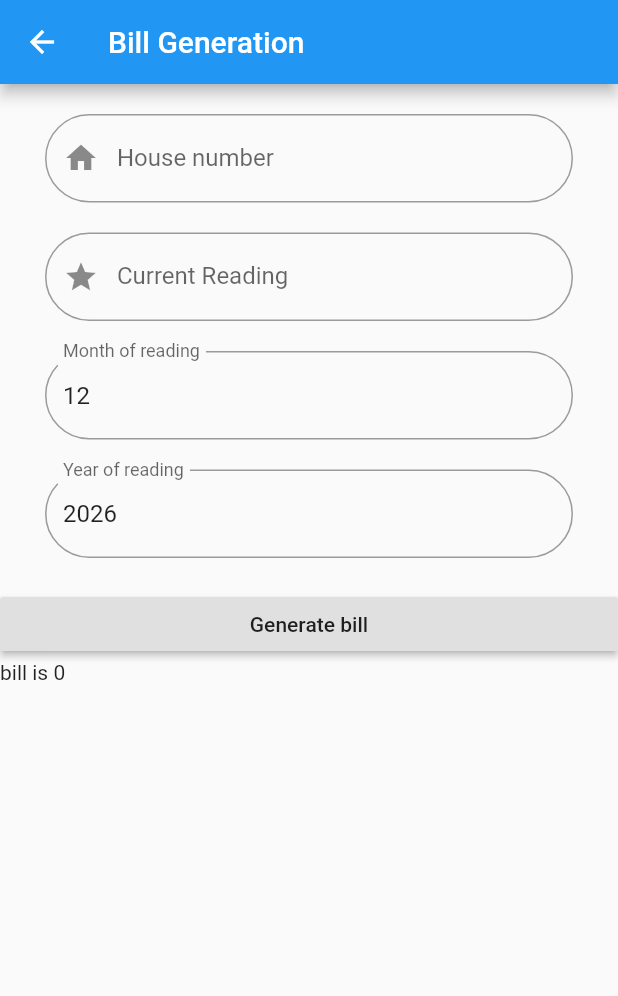
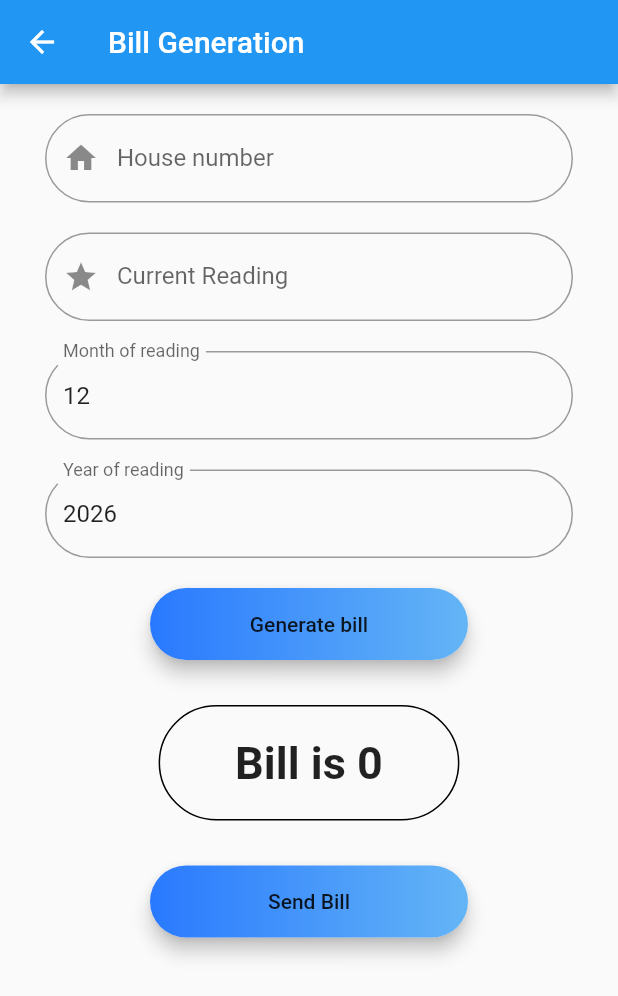
Before and after one commit to rakshanaj/Water-Bill-Generator, a Flutter app: the BillGeneration screen opened by its route, after a tap on "Generate bill", on a phone screen of 412 x 824 dp. Shown: the top 996 px of the screen. Run offline on Flutter 3.47's test engine with Material 2 defaults, Android fonts, the phone set to English and light mode, and no system bars; our stand-ins replace cloud_firestore, share; accounts and stored records are empty.

Commit message:
tables not done- but whatsapp share doneee

```diff
--- a/lib/bill_generation.dart
+++ b/lib/bill_generation.dart
@@ -1,16 +1,16 @@
 import 'package:cloud_firestore/cloud_firestore.dart';
 import 'package:flutter/material.dart';
+import 'package:share/share.dart';
 
 class BillGeneration extends StatefulWidget {
   @override
   _BillGenerationState createState() => _BillGenerationState();
 }
 
+class _BillGenerationState extends State<BillGeneration> {
+  final Firestore _firestore = Firestore.instance;
+  String house, text;
 
-class _BillGenerationState extends State<BillGeneration> {
-
-  final Firestore _firestore = Firestore.instance;
-  String house;
   int currentReading, previousReading;
   String monthOfReading = '${DateTime
       .now()
@@ -37,20 +37,17 @@ class _BillGenerationState extends State<BillGeneration> {
         .now()
         .year}';
 
-
   //this function adds current reading to db and retrieves phone number
 
   void _generateBill(String house, int currentReading, String monthOfReading,
-      int previousReadingMonth,
-      String yearOfReading) async {
+      int previousReadingMonth, String yearOfReading) async {
     //this if statement makes sure that the previous reading is in the previous month even when years change
     if (previousReadingMonth == 0) {
       setState(() {
         previousReadingMonth = 12;
         previousReadingYear = currentYear - 1;
       });
-    }
-    else {
+    } else {
       setState(() {
         previousReadingMonth = int.parse(monthOfReading) - 1;
         previousReadingYear = int.parse(yearOfReading);
@@ -59,7 +56,6 @@ class _BillGenerationState extends State<BillGeneration> {
 
     print(
         'prevYear is $previousReadingYear and prevMonth is $previousReadingMonth');
-
 
 //    print(
 //        ' for $house, currReading is $currentReading, for month $monthOfReading, and year $yearOfReading');
@@ -71,9 +67,12 @@ class _BillGenerationState extends State<BillGeneration> {
       previousReading = 0;
     });
 
-    if (house != null && currentReading != null && monthOfReading != null &&
+    if (house != null &&
+        currentReading != null &&
+        monthOfReading != null &&
         yearOfReading != null) {
-      await _firestore.collection('readings')
+      await _firestore
+          .collection('readings')
           .document('$yearOfReading')
           .collection('$monthOfReading')
           .document(house)
@@ -89,11 +88,12 @@ class _BillGenerationState extends State<BillGeneration> {
 
       //retrieving previous reading from db
 
-
-      await _firestore.collection('readings')
+      await _firestore
+          .collection('readings')
           .document('$previousReadingYear')
           .collection('$previousReadingMonth')
-          .getDocuments().then((QuerySnapshot snapshot) {
+          .getDocuments()
+          .then((QuerySnapshot snapshot) {
         snapshot.documents.forEach((f) {
           if (f.data['house'] == house) {
             previousReading = f.data['current'];
@@ -113,7 +113,8 @@ class _BillGenerationState extends State<BillGeneration> {
         bill = currentReading - previousReading;
       });
 
-      await _firestore.collection('readings')
+      await _firestore
+          .collection('readings')
           .document('$yearOfReading')
           .collection('$monthOfReading')
           .document(house)
@@ -174,7 +175,6 @@ class _BillGenerationState extends State<BillGeneration> {
                 ),
               ),
             ),
-
             Container(
               margin: EdgeInsets.fromLTRB(30, 20, 30, 0),
               child: TextField(
@@ -192,7 +192,6 @@ class _BillGenerationState extends State<BillGeneration> {
                 ),
               ),
             ),
-
             Container(
               margin: EdgeInsets.fromLTRB(30, 20, 30, 0),
               child: TextField(
@@ -203,25 +202,13 @@ class _BillGenerationState extends State<BillGeneration> {
                   });
                 },
                 decoration: InputDecoration(
-                  //icon:Icon(Icons.add,),
-//                    suffix: IconButton(
-//                      onPressed: (){
-//                        print('icon pressed and onthofReading is $monthOfReading');
-//                        setState(() {
-//                          defaultMonth.text=(int.parse(monthOfReading)+1).toString();
-//                        });
-//                      },
-//                      icon:Icon(Icons.add,),
-//                    ),
                   labelText: 'Month of reading',
                   border: new OutlineInputBorder(
                     borderRadius: BorderRadius.circular(30),
                   ),
                 ),
-
               ),
             ),
-
             Container(
               margin: EdgeInsets.fromLTRB(30, 20, 30, 0),
               child: TextField(
@@ -239,23 +226,98 @@ class _BillGenerationState extends State<BillGeneration> {
                 ),
               ),
             ),
-
             SizedBox(height: 20),
-
-            RaisedButton(
+            Container(
+              margin: EdgeInsets.symmetric(vertical: 0, horizontal: 100),
+              child: Material(
+                elevation: 5.0,
+                borderRadius: BorderRadius.circular(30.0),
+                child: Container(
+                  decoration: BoxDecoration(
+                    borderRadius: BorderRadius.circular(30.0),
+                    gradient: LinearGradient(
+                      begin: Alignment.topLeft,
+                      end: Alignment.topRight,
+                      // 10% of the width, so there are ten blinds.
+                      colors: [
+                        Colors.blueAccent.shade400,
+                        Colors.blue.shade300
+                      ],
+                      tileMode: TileMode.repeated,
+                    ),
+                  ),
+                  child: MaterialButton(
                     onPressed: () {
                       print(
                           ' for $house, currReading is $currentReading, for month $monthOfReading, and year $yearOfReading with prevreadingMonth as ${int
                               .parse(monthOfReading) - 1}');
-                _generateBill(
-                    house, currentReading, monthOfReading,
+                      _generateBill(house, currentReading, monthOfReading,
                           int.parse(monthOfReading) - 1, yearOfReading);
                     },
+                    height: 42.0,
                     child: Text('Generate bill'),
                   ),
+                ),
+              ),
+            ),
+            Center(
+              child: Container(
+                padding: EdgeInsets.fromLTRB(50, 20, 50, 20),
+                decoration: BoxDecoration(
+                  borderRadius: BorderRadius.circular(40),
+                  border: Border.all(),
+                ),
+                margin: EdgeInsets.all(30),
+                child: Text(
+                  'Bill is $bill',
+                  style: TextStyle(
+                    fontWeight: FontWeight.bold,
+                    fontSize: 30,
+                  ),
+                ),
+              ),
+            ),
+            Container(
+              margin: EdgeInsets.symmetric(vertical: 0, horizontal: 100),
+              child: Material(
+                elevation: 5.0,
+                borderRadius: BorderRadius.circular(30.0),
+                child: Container(
+                  decoration: BoxDecoration(
+                    borderRadius: BorderRadius.circular(30.0),
+                    gradient: LinearGradient(
+                      begin: Alignment.topLeft,
+                      end: Alignment.topRight,
+                      // 10% of the width, so there are ten blinds.
+                      colors: [
+                        Colors.blueAccent.shade400,
+                        Colors.blue.shade300
+                      ],
+                      tileMode: TileMode.repeated,
+                    ),
+                  ),
+                  child: MaterialButton(
 
-            Text('bill is $bill'),
+                    onPressed: () {
+                      text = '''$monthOfReading - ${house.toUpperCase()}
+                          *Water bill reading*
+                          Current reading  : $currentReading
+                          Previous reading : $previousReading
 
+                          _*Bill Amount    : Rs. $bill*_''';
+                      print(
+                          ' for $house, currReading is $currentReading, for month $monthOfReading, and year $yearOfReading with prevreadingMonth as ${int
+                              .parse(monthOfReading) - 1}');
+                      Share.share(text);
+                    },
+                    height: 42.0,
+                    child: Text(
+                      'Send Bill',
+                    ),
+                  ),
+                ),
+              ),
+            ),
           ],
         ),
       ),
--- a/lib/main.dart
+++ b/lib/main.dart
@@ -38,7 +38,6 @@ class _MyHomePageState extends State<MyHomePage> {
 
   final Firestore _firestore = Firestore.instance;
 
-
   Future testFirebase() async {
     print('here');
     return await _firestore.collection('test').document('1').setData({
@@ -49,26 +48,19 @@ class _MyHomePageState extends State<MyHomePage> {
 
   @override
   Widget build(BuildContext context) {
-    // This method is rerun every time setState is called, for instance as done
-    // by the _incrementCounter method above.
-    //
-    // The Flutter framework has been optimized to make rerunning build methods
-    // fast, so that you can just rebuild anything that needs updating rather
-    // than having to individually change instances of widgets.
+
     return Scaffold(
       appBar: AppBar(
-        // Here we take the value from the MyHomePage object that was created by
-        // the App.build method, and use it to set our appbar title.
+
         title: Text(widget.title),
       ),
       body: Center(
-        // Center is a layout widget. It takes a single child and positions it
-        // in the middle of the parent.
+
         child: Column(
           mainAxisAlignment: MainAxisAlignment.center,
           children: <Widget>[
             RaisedButton(
-              child: Text('Generate bill for this month'),
+              child: Text('Generate bill'),
               onPressed: () {
                 Navigator.pushNamed(context, '/billGeneration');
               },
--- a/pubspec.yaml
+++ b/pubspec.yaml
@@ -20,6 +20,7 @@ dependencies:
   flutter:
     sdk: flutter
   cloud_firestore: ^0.13.0+1
+  share: ^0.6.3+6
   # The following adds the Cupertino Icons font to your application.
   # Use with the CupertinoIcons class for iOS style icons.
   cupertino_icons: ^0.1.2
```
Also changed, not shown: lib/previous_list.dart (+31 -11 lines), pubspec.lock. Lines whose indentation alone changed are shown as unchanged.
